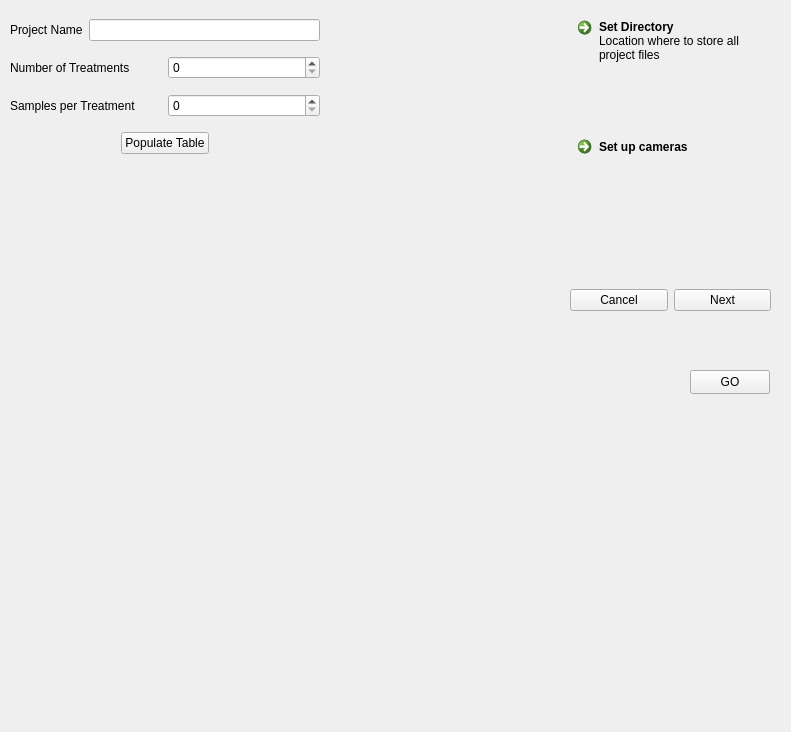
First picture: the form in Photogon/newproject.ui, repository DryFrost/photogon, before the edit.
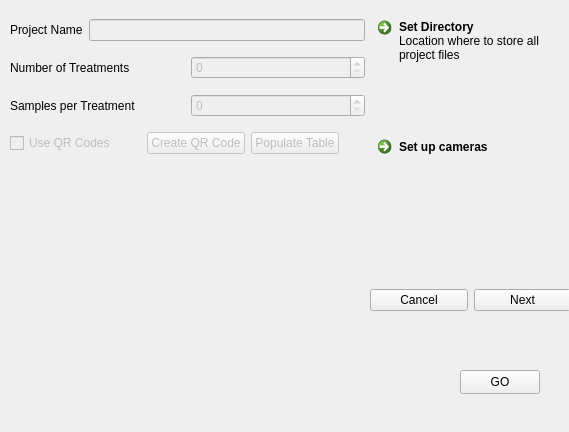
Second picture: the form after the edit.

```diff
--- a/Photogon/newproject.ui
+++ b/Photogon/newproject.ui
@@ -6,8 +6,8 @@
    <rect>
     <x>0</x>
     <y>0</y>
-    <width>791</width>
-    <height>732</height>
+    <width>569</width>
+    <height>432</height>
    </rect>
   </property>
   <property name="windowTitle">
@@ -16,7 +16,7 @@
   <widget class="QWidget" name="verticalLayoutWidget">
    <property name="geometry">
     <rect>
-     <x>570</x>
+     <x>370</x>
      <y>10</y>
      <width>195</width>
      <height>231</height>
@@ -47,7 +47,7 @@
     <rect>
      <x>10</x>
      <y>10</y>
-     <width>310</width>
+     <width>355</width>
      <height>153</height>
     </rect>
    </property>
@@ -62,7 +62,11 @@
        </widget>
       </item>
       <item>
-       <widget class="QLineEdit" name="lineEdit"/>
+       <widget class="QLineEdit" name="lineEdit">
+        <property name="enabled">
+         <bool>false</bool>
+        </property>
+       </widget>
       </item>
      </layout>
     </item>
@@ -76,7 +80,11 @@
        </widget>
       </item>
       <item>
-       <widget class="QSpinBox" name="spinBox"/>
+       <widget class="QSpinBox" name="spinBox">
+        <property name="enabled">
+         <bool>false</bool>
+        </property>
+       </widget>
       </item>
      </layout>
     </item>
@@ -90,12 +98,26 @@
        </widget>
       </item>
       <item>
-       <widget class="QSpinBox" name="spinBox_2"/>
+       <widget class="QSpinBox" name="spinBox_2">
+        <property name="enabled">
+         <bool>false</bool>
+        </property>
+       </widget>
       </item>
      </layout>
     </item>
     <item>
      <layout class="QHBoxLayout" name="horizontalLayout_6">
+      <item>
+       <widget class="QCheckBox" name="checkQR">
+        <property name="enabled">
+         <bool>false</bool>
+        </property>
+        <property name="text">
+         <string>Use QR Codes</string>
+        </property>
+       </widget>
+      </item>
       <item>
        <spacer name="horizontalSpacer">
         <property name="orientation">
@@ -109,8 +131,21 @@
         </property>
        </spacer>
       </item>
+      <item>
+       <widget class="QPushButton" name="CreateQRCode">
+        <property name="enabled">
+         <bool>false</bool>
+        </property>
+        <property name="text">
+         <string>Create QR Code</string>
+        </property>
+       </widget>
+      </item>
       <item>
        <widget class="QPushButton" name="pushButton_3">
+        <property name="enabled">
+         <bool>false</bool>
+        </property>
         <property name="text">
          <string>Populate Table</string>
         </property>
@@ -136,7 +171,7 @@
   <widget class="QWidget" name="horizontalLayoutWidget">
    <property name="geometry">
     <rect>
-     <x>570</x>
+     <x>370</x>
      <y>260</y>
      <width>201</width>
      <height>80</height>
@@ -159,35 +194,10 @@
     </item>
    </layout>
   </widget>
-  <widget class="QLabel" name="qr">
-   <property name="geometry">
-    <rect>
-     <x>10</x>
-     <y>170</y>
-     <width>400</width>
-     <height>400</height>
-    </rect>
-   </property>
-   <property name="minimumSize">
-    <size>
-     <width>400</width>
-     <height>400</height>
-    </size>
-   </property>
-   <property name="maximumSize">
-    <size>
-     <width>400</width>
-     <height>400</height>
-    </size>
-   </property>
-   <property name="text">
-    <string/>
-   </property>
-  </widget>
   <widget class="QPushButton" name="pushButton_4">
    <property name="geometry">
     <rect>
-     <x>690</x>
+     <x>460</x>
      <y>370</y>
      <width>80</width>
      <height>24</height>
```
Left out of the diff: 3 changed lines with no effect on the pictures.
